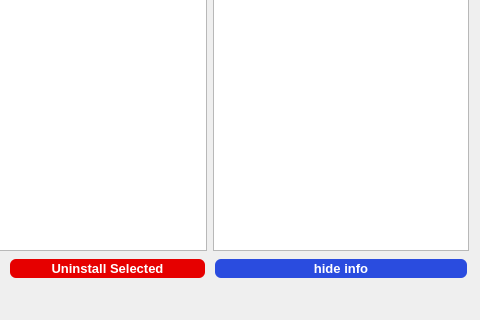
First picture: the form in nomad_camels/gui/device_installer.ui, repository FAU-LAP/NOMAD-CAMELS, before the edit; both pictures show x 199 to 679 and y 161 to 481 of the 679 by 481 pixel window.
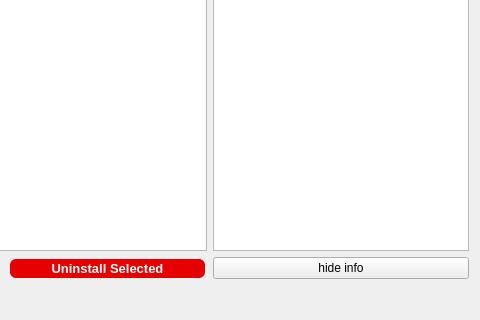
Second picture: the form after the edit.

Commit message: removed style sheet from some buttons

Diff of the .ui file:
```diff
--- a/nomad_camels/gui/device_installer.ui
+++ b/nomad_camels/gui/device_installer.ui
@@ -156,22 +156,7 @@
    <item row="6" column="2">
     <widget class="QPushButton" name="pushButton_info">
      <property name="styleSheet">
-      <string notr="true">QPushButton {
-    background-color: #2a4cdf; /* This is a lighter shade of blue */
-    color: white;
-    border: none;
-    padding: 2px 10px;
-    text-align: center;
-    text-decoration: none;
-    font-size: 13px;
-    margin: 2px 2px;
-    border-radius: 6px;
-    font-weight: bold;
-}
-
-QPushButton:hover {
-    background-color: #1a3cbf; /* This is a darker shade of the lighter blue for hover effect */
-}</string>
+      <string notr="true"/>
      </property>
      <property name="text">
       <string>hide info</string>
```
The commit also changes 3 other files.
